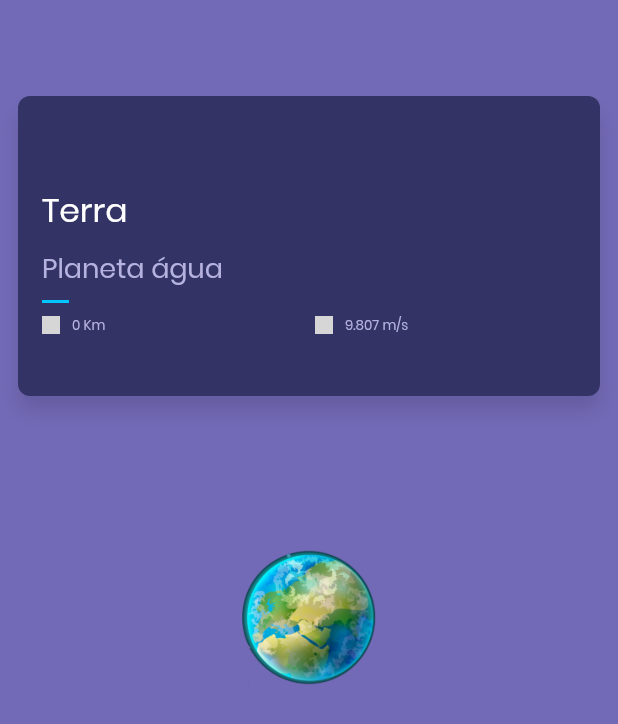
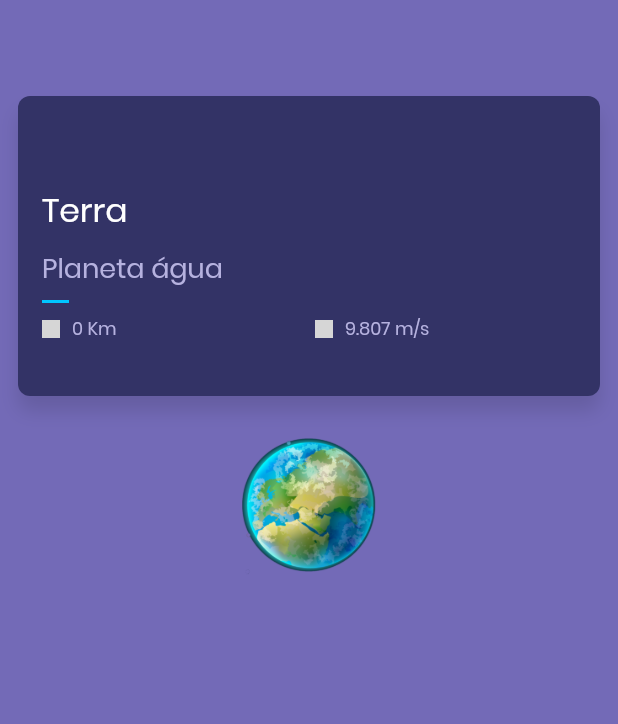
Before and after one commit to EdFilho/solar-system, a Flutter app: the PlanetSummary widget shown alone on an empty page, opened directly with sample values from the repository, on a phone screen of 412 x 824 dp. Shown: the top 724 px of the screen. Run offline on Flutter 3.47's test engine with Material 2 defaults, Android fonts, the phone set to English and light mode, and no system bars; missing offline and left inert: gradient_bottom_navigation_bar; grey boxes are pictures that could not be loaded.

Commit message:
planet list

```diff
--- a/lib/componentes/subtitle.dart
+++ b/lib/componentes/subtitle.dart
@@ -10,9 +10,6 @@ class SubTitle extends StatelessWidget {
   @override
   Widget build(BuildContext context) {
     return new Container(
-      padding: new EdgeInsets.symmetric(
-        vertical: 8.0,
-      ),
       child: Column(
         children: <Widget>[
           new Text(
--- a/lib/home/home_page.dart
+++ b/lib/home/home_page.dart
@@ -31,11 +31,13 @@ class _HomePageState extends State<HomePage> {
   @override
   Widget build(BuildContext context) {
     return new Scaffold(
+      appBar: AppBar(
+        flexibleSpace: new GradientAppBar('Sistema Solar'),
+      ),
       body: new SingleChildScrollView(
         child: Column(
           mainAxisSize: MainAxisSize.min,
           children: <Widget>[
-            new GradientAppBar('Sistema Solar'),
             new SummaryCard(),
             new SubTitle('Planetas'),
             new HorizontalListPlanets(),
--- a/lib/home/planets/horizontal_list_planets.dart
+++ b/lib/home/planets/horizontal_list_planets.dart
@@ -6,7 +6,7 @@ class HorizontalListPlanets extends StatelessWidget {
   @override
   Widget build(BuildContext context) {
     return new Container(
-        height: 300,
+        height: 280,
         width: 400,
         color: new Color(0xFF736AB7),
         child: new CustomScrollView(
--- a/lib/home/planets/planet_summary.dart
+++ b/lib/home/planets/planet_summary.dart
@@ -13,12 +13,12 @@ class PlanetSummary extends StatelessWidget {
   Widget build(BuildContext context) {
 
     final planetThumbnail = new Container(
-      margin: new EdgeInsets.symmetric(
-        vertical: 0,
+      margin: new EdgeInsets.only(
+        bottom: 150.0,
       ),
       alignment: FractionalOffset.center,
       child: new Hero(
-        tag: 'object-hero-${planet.id}',
+        tag: 'planet-hero-${planet.id}',
         child: new Image(
           image: new AssetImage(planet.image),
           height: 92.0,
--- a/lib/themes/themes_app.dart
+++ b/lib/themes/themes_app.dart
@@ -30,7 +30,7 @@ final regularTextStyle = TextStyle(
 
 final smallTextStyle = TextStyle(
   color: const Color(0xffb6b2df),
-  fontSize: 9.0,
+  fontSize: 12.0,
 );
 
 ThemeData appTheme() {
```
